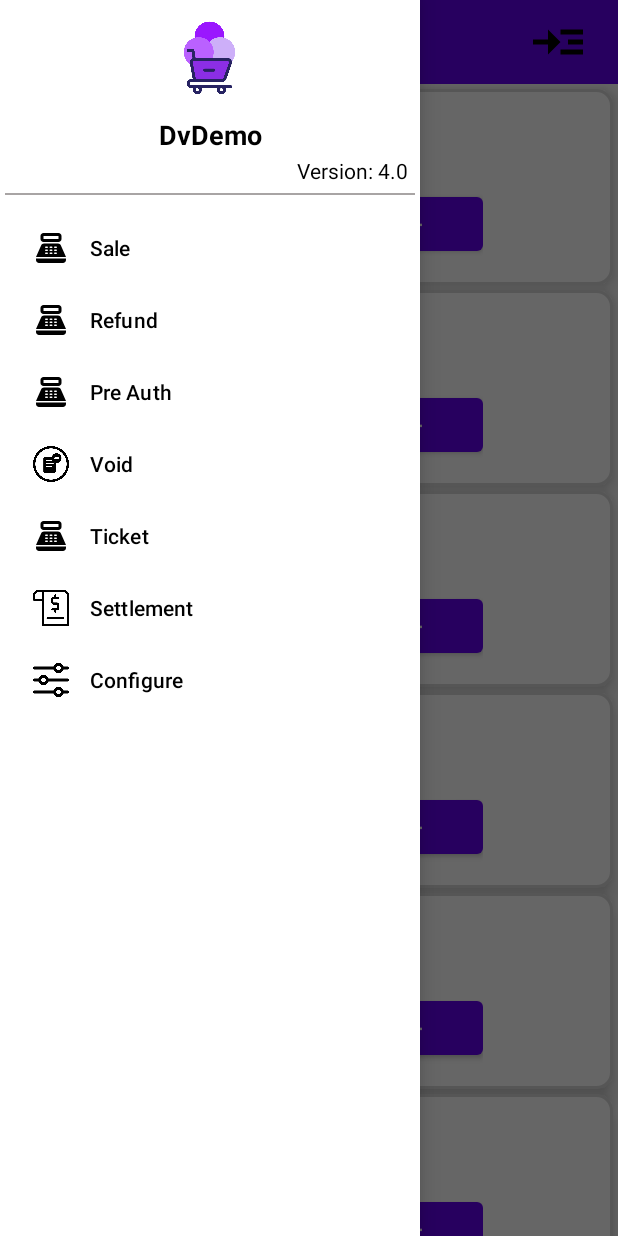
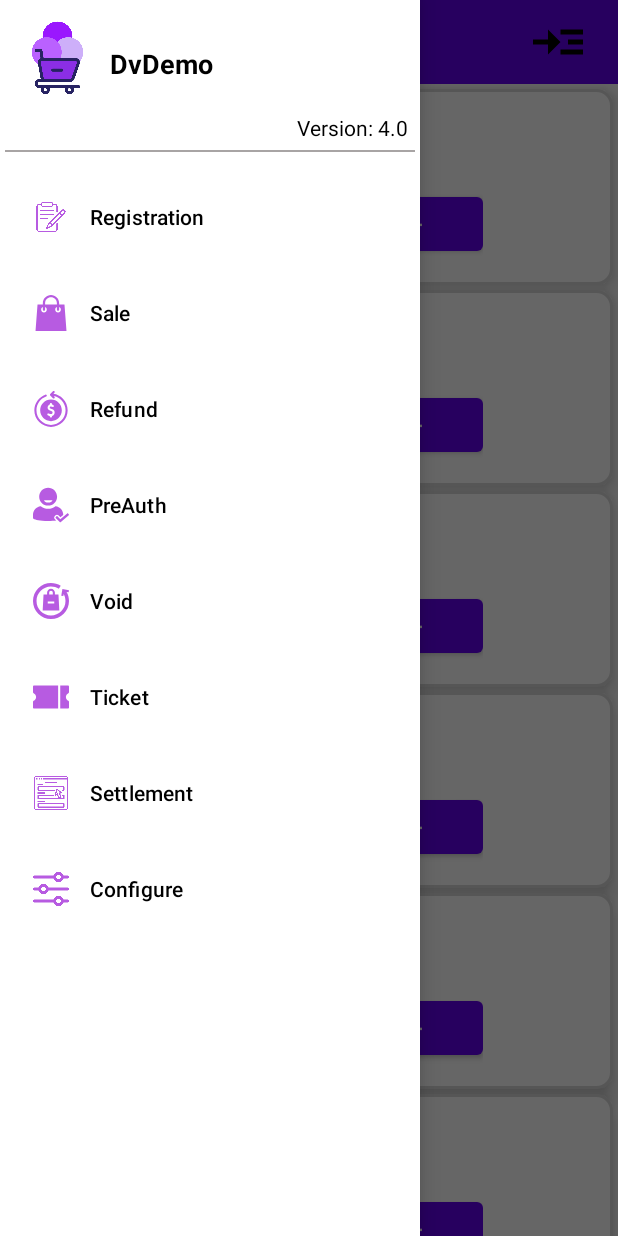
Before and after one commit to dejavoo-integration/DvPayLite-Deeplinking, an Android app: the screen it shows after launch (CartActivity), with the side drawer open, on a phone screen of 412 x 824 dp. Run offline under Robolectric (Android 15) with nearby library versions, the phone set to English and light mode, and no system bars; libraries missing offline, so code that uses them is left out: com.denovo.app; 1 statement that could not run was skipped.

Commit message:
TPN register, configure preference done

```diff
--- /dev/null
+++ b/app/src/main/res/drawable/ic_pre_auth.xml
@@ -0,0 +1,9 @@
+<vector xmlns:android="http://schemas.android.com/apk/res/android"
+    android:width="612dp"
+    android:height="612dp"
+    android:viewportWidth="612"
+    android:viewportHeight="612">
+  <path
+      android:fillColor="@color/icon_purple"
+      android:pathData="M257.254,316.536c84.086,0 152.252,-68.166 152.252,-152.252S341.341,12.031 257.254,12.031c-84.087,0 -152.253,68.166 -152.253,152.252S173.167,316.536 257.254,316.536zM330.946,224.34c-6.927,22.9 -36.596,40.115 -72.154,40.115c-35.559,0 -65.228,-17.215 -72.153,-40.115H330.946zM608.234,481.521L468.934,597.613c-4.052,3.377 -10.418,3.088 -14.147,-0.642l-69.355,-69.364c-4.083,-4.084 -4.083,-10.766 0.001,-14.85l14.847,-14.847c4.083,-4.083 10.766,-4.084 14.849,-0.001l49.024,49.016L581.35,449.26c4.437,-3.696 11.091,-3.092 14.788,1.345l13.441,16.127C613.275,471.168 612.671,477.823 608.234,481.521zM369.096,543.941l26.415,26.419c-36.051,5.076 -81.493,8.68 -138.256,8.68c-146.803,0 -218.644,-23.987 -244.982,-35.706C5.477,540.31 0,531.665 0,524.227v-50.188c0,-75.205 57.26,-137.596 130.325,-145.953c2.22,-0.254 5.513,0.696 7.322,2.007c33.688,24.389 74.932,38.944 119.607,38.944s85.919,-14.556 119.607,-38.944c1.81,-1.311 5.102,-2.261 7.322,-2.007c73.065,8.356 130.326,70.747 130.326,145.953v0.849l-48.942,40.782l-34.105,-34.094c-6.348,-6.348 -14.787,-9.845 -23.759,-9.845s-17.411,3.497 -23.759,9.845l-14.848,14.848C355.99,509.528 355.99,530.837 369.096,543.941z"/>
+</vector>
--- /dev/null
+++ b/app/src/main/res/drawable/ic_refund.xml
@@ -0,0 +1,12 @@
+<vector xmlns:android="http://schemas.android.com/apk/res/android"
+    android:width="512dp"
+    android:height="512dp"
+    android:viewportWidth="512"
+    android:viewportHeight="512">
+  <path
+      android:fillColor="@color/icon_purple"
+      android:pathData="m426.416,110.28c-36.933,-38.204 -84.733,-62.497 -136.609,-69.887l14.786,-14.786c5.858,-5.858 5.858,-15.355 0,-21.213 -5.857,-5.857 -15.355,-5.857 -21.213,0l-37.987,37.986c-5.858,5.857 -5.858,15.355 0,21.213l37.986,37.986c2.929,2.929 6.768,4.394 10.606,4.394s7.678,-1.465 10.606,-4.394c5.858,-5.857 5.858,-15.355 0,-21.213l-8.495,-8.495c41.213,8.065 79.012,28.499 108.749,59.259 37.505,38.796 58.16,89.888 58.16,143.863 0.002,114.144 -92.862,207.007 -207.005,207.007s-207.007,-92.863 -207.007,-207.006c0,-43.555 13.367,-85.219 38.657,-120.487 24.765,-34.537 58.905,-60.308 98.732,-74.526 7.802,-2.786 11.868,-11.368 9.083,-19.171 -2.785,-7.802 -11.369,-11.868 -19.171,-9.083 -45.603,16.281 -84.686,45.777 -113.025,85.298 -28.966,40.396 -44.276,88.105 -44.276,137.97 0,63.307 24.653,122.824 69.418,167.589 44.765,44.762 104.282,69.416 167.589,69.416s122.824,-24.653 167.589,-69.417c44.765,-44.765 69.418,-104.282 69.418,-167.589 0,-61.798 -23.65,-120.295 -66.591,-164.714z"/>
+  <path
+      android:fillColor="@color/icon_purple"
+      android:pathData="m101.884,274.994c0,84.979 69.136,154.115 154.116,154.115 84.979,0 154.115,-69.136 154.115,-154.115s-69.136,-154.117 -154.115,-154.117c-84.981,0 -154.116,69.137 -154.116,154.117zM265.208,288.345c-21.592,-7.633 -34.102,-13.649 -43.178,-20.768 -11.17,-8.761 -16.283,-23.892 -13.345,-39.487 3.188,-16.918 14.986,-30.386 30.791,-35.147 0.219,-0.066 0.434,-0.119 0.652,-0.183v-6.04c0,-8.284 6.716,-15 15,-15s15,6.716 15,15v5.085c10.473,2.453 17.783,7.24 20.738,9.449 6.635,4.961 7.993,14.36 3.033,20.996 -4.961,6.636 -14.358,7.992 -20.996,3.033 -3.176,-2.374 -11.942,-7.482 -24.774,-3.616 -7.581,2.284 -9.542,9.745 -9.963,11.978 -0.831,4.41 0.124,8.561 2.377,10.327 7.847,6.153 21.925,11.586 34.662,16.088 23.3,8.236 36.256,29.821 32.24,53.71 -1.972,11.729 -7.872,22.612 -16.616,30.646 -6.013,5.524 -13.02,9.452 -20.701,11.668v7.182c0,8.284 -6.716,15 -15,15s-15,-6.716 -15,-15v-5.707c-9.979,-1.173 -18.306,-4.246 -29.505,-11.572 -6.933,-4.535 -8.876,-13.832 -4.341,-20.765 4.535,-6.934 13.833,-8.876 20.765,-4.341 10.383,6.793 14.309,7.417 27.981,7.322 13.461,-0.09 21.271,-10.123 22.832,-19.407 0.764,-4.534 1.057,-15.605 -12.652,-20.451z"/>
+</vector>
--- /dev/null
+++ b/app/src/main/res/drawable/ic_sale.xml
@@ -0,0 +1,9 @@
+<vector xmlns:android="http://schemas.android.com/apk/res/android"
+    android:width="512dp"
+    android:height="512dp"
+    android:viewportWidth="512"
+    android:viewportHeight="512">
+  <path
+      android:fillColor="@color/icon_purple"
+      android:pathData="M447.988,139.696c-0.156,-2.084 -1.9,-3.696 -3.988,-3.696h-72v-20C372,52.036 319.96,0 256,0S140,52.036 140,116v20H68c-2.088,0 -3.832,1.612 -3.988,3.696l-28,368c-0.084,1.108 0.296,2.204 1.056,3.02C37.824,511.536 38.888,512 40,512h432c1.112,0 2.176,-0.464 2.932,-1.28c0.756,-0.816 1.14,-1.912 1.056,-3.02L447.988,139.696zM172,116c0,-46.316 37.68,-84 84,-84s84,37.684 84,84v20H172V116zM156,248c-22.06,0 -40,-17.944 -40,-40c0,-15.964 8,-30.348 24,-36.66V208c0,8.824 7.18,16 16,16s16,-7.176 16,-16v-36.636c16,6.312 24,20.804 24,36.636C196,230.056 178.06,248 156,248zM356,248c-22.06,0 -40,-17.944 -40,-40c0,-15.964 8,-30.348 24,-36.66V208c0,8.824 7.18,16 16,16s16,-7.176 16,-16v-36.636c16,6.312 24,20.804 24,36.636C396,230.056 378.06,248 356,248z"/>
+</vector>
--- /dev/null
+++ b/app/src/main/res/drawable/ic_ticket.xml
@@ -0,0 +1,19 @@
+<vector xmlns:android="http://schemas.android.com/apk/res/android"
+    android:width="512dp"
+    android:height="512dp"
+    android:viewportWidth="512"
+    android:viewportHeight="512">
+
+  <group
+      android:pivotX="256"
+      android:pivotY="256"
+      android:rotation="90">
+    <path
+        android:fillColor="@color/icon_purple"
+        android:pathData="M91.398,154.628V497c0,8.284 6.716,15 15,15h81.25c5.904,0 11.258,-3.463 13.68,-8.848c9.669,-21.499 31.129,-35.391 54.671,-35.391s45.002,13.892 54.671,35.391c2.421,5.385 7.776,8.848 13.68,8.848h81.251c8.284,0 15,-6.716 15,-15V154.628H91.398z"/>
+    <path
+        android:fillColor="@color/icon_purple"
+        android:pathData="M405.602,0h-81.251c-5.904,0 -11.259,3.463 -13.68,8.848c-9.669,21.499 -31.129,35.39 -54.671,35.39s-45.002,-13.892 -54.671,-35.391C198.907,3.463 193.552,0 187.648,0h-81.25c-8.284,0 -15,6.716 -15,15v109.628h329.204V15C420.602,6.716 413.886,0 405.602,0z"/>
+  </group>
+
+</vector>
--- /dev/null
+++ b/app/src/main/res/drawable/ic_void.xml
@@ -0,0 +1,12 @@
+<vector xmlns:android="http://schemas.android.com/apk/res/android"
+    android:width="512dp"
+    android:height="512dp"
+    android:viewportWidth="512.143"
+    android:viewportHeight="512.143">
+  <path
+      android:fillColor="@color/icon_purple"
+      android:pathData="m256.071,81.071c-30.645,0 -55.578,24.932 -55.578,55.577v27.608h-50.533l-12.383,227.572h236.987l-12.382,-227.572h-50.534v-27.608c0,-30.645 -24.931,-55.577 -55.577,-55.577zM256.071,111.071c14.104,0 25.577,11.474 25.577,25.577v27.608h-51.155v-27.608c0.001,-14.103 11.475,-25.577 25.578,-25.577zM209.738,293.043v-30h92.667v30z"/>
+  <path
+      android:fillColor="@color/icon_purple"
+      android:pathData="m477.722,127.871 l29.039,5.091 5.18,-29.549 -93.586,-16.407 -16.407,93.585 29.549,5.181 5.123,-29.221c16.776,30.232 25.523,64.066 25.523,99.52 0,113.628 -92.443,206.071 -206.071,206.071s-206.072,-92.443 -206.072,-206.071 92.443,-206.071 206.071,-206.071c39.742,0 78.312,11.329 111.538,32.762l27.103,-42.017c-41.322,-26.656 -89.264,-40.745 -138.641,-40.745 -68.399,0 -132.704,26.636 -181.07,75.002 -48.365,48.365 -75.001,112.67 -75.001,181.069s26.636,132.704 75.002,181.07c48.366,48.365 112.67,75.001 181.07,75.001s132.704,-26.636 181.069,-75.001c48.366,-48.366 75.002,-112.67 75.002,-181.07 0,-45.111 -12.052,-89.456 -34.421,-128.2z"/>
+</vector>
--- /dev/null
+++ b/app/src/main/res/drawable/nav_background.xml
@@ -0,0 +1,19 @@
+<?xml version="1.0" encoding="utf-8"?>
+<selector xmlns:android="http://schemas.android.com/apk/res/android">
+
+    <!-- Pressed / focused state -->
+    <item android:state_pressed="true">
+        <color android:color="#D1C4E9"/>  <!-- Light purple, adjust as you like -->
+    </item>
+
+    <!-- Checked (selected) state -->
+    <item android:state_checked="true">
+        <color android:color="#B39DDB"/>  <!-- Slightly darker purple for selected -->
+    </item>
+
+    <!-- Default background -->
+    <item>
+        <color android:color="@android:color/transparent"/>
+    </item>
+
+</selector>
--- /dev/null
+++ b/app/src/main/res/drawable/nav_divider.xml
@@ -0,0 +1,6 @@
+<?xml version="1.0" encoding="utf-8"?>
+<shape xmlns:android="http://schemas.android.com/apk/res/android"
+    android:shape="rectangle">
+    <size android:height="1dp" />
+    <solid android:color="#FFCCCCCC" />
+</shape>
--- a/app/src/main/res/layout/activity_cart.xml
+++ b/app/src/main/res/layout/activity_cart.xml
@@ -215,6 +215,8 @@
         android:layout_gravity="start"
         app:menu="@menu/drawer_menu"
         app:headerLayout="@layout/nav_header"
-        android:background="@android:color/white"
-        android:visibility="visible"/>
+        app:itemVerticalPadding="20dp"
+        app:itemBackground="@drawable/nav_background"
+        android:visibility="visible"
+        app:itemIconTint="@color/icon_purple"/>
 </androidx.drawerlayout.widget.DrawerLayout>
--- a/app/src/main/res/layout/nav_header.xml
+++ b/app/src/main/res/layout/nav_header.xml
@@ -4,6 +4,10 @@
     android:background="@android:color/white"
     android:orientation="vertical"
     android:padding="3dp">
+    <LinearLayout
+        android:layout_width="match_parent"
+        android:layout_height="wrap_content"
+        android:orientation="horizontal">
 
         <ImageView
             android:layout_width="70dp"
@@ -13,14 +17,16 @@
             android:scaleType="fitCenter"/>
 
         <TextView
-        android:layout_width="match_parent"
+            android:layout_width="wrap_content"
             android:layout_height="wrap_content"
             android:text="@string/app_name"
             android:textStyle="bold"
             android:textSize="18sp"
-        android:textAlignment="center"
+            android:layout_gravity="center_vertical"
             android:layout_marginTop="4dp"
             android:textColor="@color/black"/>
+    </LinearLayout>
+
 
     <TextView
         android:id="@+id/tv_version"
--- a/app/src/main/res/menu/drawer_menu.xml
+++ b/app/src/main/res/menu/drawer_menu.xml
@@ -1,24 +1,36 @@
 <menu xmlns:android="http://schemas.android.com/apk/res/android">
-    <item android:title="Sale"
+    <item
+        android:id="@+id/nav_registration"
+        android:icon="@drawable/ic_register"
+        android:iconTint="@color/icon_purple"
+        android:title="Registration" />
+    <item
         android:id="@+id/nav_sale"
-        android:icon="@drawable/baseline_point_of_sale_24" />
-    <item android:title="Refund"
+        android:icon="@drawable/ic_sale"
+        android:title="Sale" />
+    <item
         android:id="@+id/nav_refund"
-        android:icon="@drawable/baseline_point_of_sale_24" />
-    <item android:title="Pre Auth"
+        android:icon="@drawable/ic_refund"
+        android:title="Refund" />
+    <item
         android:id="@+id/nav_preAuth"
-        android:icon="@drawable/baseline_point_of_sale_24" />
-    <item android:title="Void"
+        android:icon="@drawable/ic_pre_auth"
+        android:title="PreAuth" />
+    <item
         android:id="@+id/nav_void"
+        android:icon="@drawable/ic_void"
+        android:title="Void" />
+    <item
+        android:id="@+id/nav_ticket"
+        android:icon="@drawable/ic_ticket"
+        android:title="Ticket" />
+    <item
+        android:id="@+id/nav_settlement"
+        android:icon="@drawable/ic_settlement"
         android:iconTint="@color/icon_purple"
-        android:icon="@drawable/ic_delete" />
-    <item android:title="Ticket"
-        android:id="@+id/nav_ticket"
-        android:icon="@drawable/baseline_point_of_sale_24" />
-    <item android:title="Settlement"
-        android:id="@+id/nav_settlement"
-        android:icon="@drawable/ic_payment" />
-    <item android:title="Configure"
+        android:title="Settlement" />
+    <item
         android:id="@+id/nav_configure"
-        android:icon="@drawable/configure" />
+        android:icon="@drawable/configure"
+        android:title="Configure" />
 </menu>
```
Also changed, not shown: app/src/main/AndroidManifest.xml (+8 -2 lines), app/src/main/java/com/app/dvpaylitedeeplink/cart/ui/CartActivity.kt (renamed from app/src/main/java/com/app/dvpaylitedeeplink/cart/CartActivity.kt, +20 -5 lines), app/src/main/java/com/app/dvpaylitedeeplink/cart/ui/OptionSelectionActivity.kt (renamed from app/src/main/java/com/app/dvpaylitedeeplink/cart/OptionSelectionActivity.kt, +6 -30 lines), app/src/main/java/com/app/dvpaylitedeeplink/cart/ui/RegistrationActivity.kt (added, +104 -0 lines), app/src/main/java/com/app/dvpaylitedeeplink/cart/ui/TipAndFeeActivity.kt (added, +88 -0 lines), app/src/main/res/layout/activity_option_selection.xml (+46 -39 lines), app/src/main/res/layout/activity_registration.xml (added, +102 -0 lines), app/src/main/res/layout/nav_menu_items.xml (added, +9 -0 lines), app/src/main/res/drawable/ic_register.png (added), app/src/main/res/drawable/ic_settlement.png (added). Lines whose indentation alone changed are shown as unchanged.
